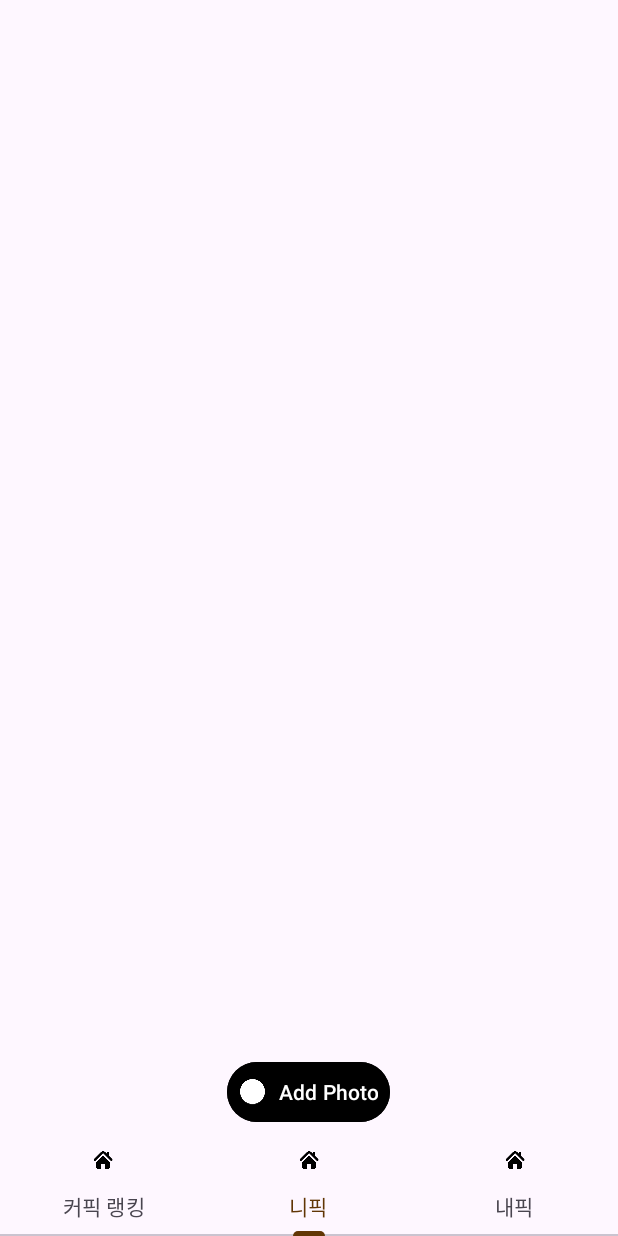
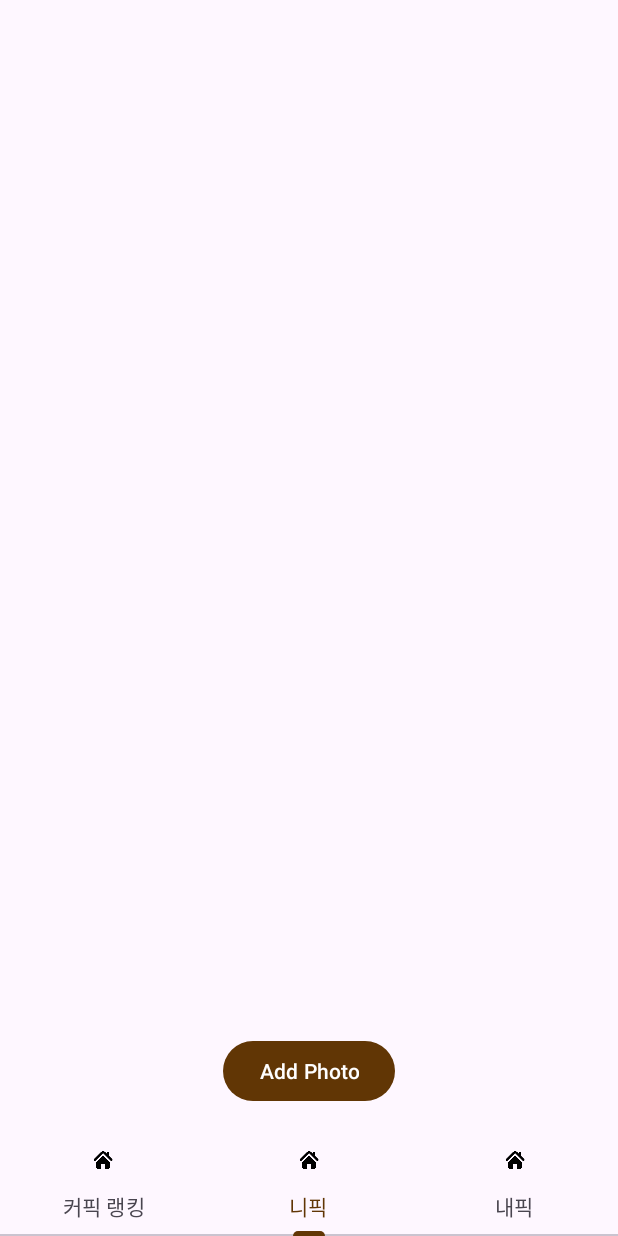
Before and after one commit to jieon814/madcamp_w1, an Android app: the screen it shows after launch (MainActivity), item 2 of the bottom bar chosen, on a phone screen of 412 x 824 dp. Run offline under Robolectric (Android 15) with nearby library versions, the phone set to English and light mode, and no system bars.

Commit message:
vertical space error

```diff
--- a/app/build.gradle.kts
+++ b/app/build.gradle.kts
@@ -37,6 +37,7 @@ android {
 
 dependencies {
 
+    implementation("com.github.bumptech.glide:glide:4.15.1")
     implementation("androidx.viewpager2:viewpager2:1.1.0-beta01")
     implementation("com.google.android.material:material:1.12.0")
     implementation(libs.androidx.core.ktx)
--- a/app/src/main/java/com/example/myapplication/Tab2.kt
+++ b/app/src/main/java/com/example/myapplication/Tab2.kt
@@ -6,6 +6,7 @@ import android.content.Intent
 import android.net.Uri
 import android.os.Bundle
 import android.provider.MediaStore
+import android.util.Log
 import android.view.View
 import android.widget.Button
 import android.widget.Toast
@@ -23,17 +24,30 @@ class Tab2 : Fragment(R.layout.fragment_tab2) {
     private val pickImageRequestCode = 100
 
     private val photoList = mutableListOf<Uri>() // 사진 URI를 저장하는 리스트
+    private lateinit var photoAdapter: PhotoAdapter
 
+    // UI 요소 초기화 및 이벤트 리스너 설정
     override fun onViewCreated(view: View, savedInstanceState: Bundle?) {
         super.onViewCreated(view, savedInstanceState)
 
         recyclerView = view.findViewById(R.id.recyclerView)
         addPhotoButton = view.findViewById(R.id.addPhotoButton)
 
-        // RecyclerView 설정
-        recyclerView.layoutManager = GridLayoutManager(requireContext(), 3) // 3열 그리드
-        val photoAdapter = PhotoAdapter(photoList)
+        // RecyclerView 간격 설정
+        val spacing = resources.getDimensionPixelSize(R.dimen.recycler_view_spacing) // 0.4dp
+        //recyclerView.addItemDecoration(GridSpacingItemDecoration(3, spacing))
+        recyclerView.addItemDecoration(VerticalItemDecorator( spacing))
+        recyclerView.layoutManager =
+            GridLayoutManager(requireContext(), 3, RecyclerView.VERTICAL, false) // 3열 그리드
+
+        // RecyclerView 어댑터 설정
+        photoAdapter = PhotoAdapter(photoList)
         recyclerView.adapter = photoAdapter
+
+        // 초기 스크롤 위치 설정
+        recyclerView.post {
+            recyclerView.scrollToPosition(0)
+        }
 
         // 사진 추가 버튼 클릭 리스너
         addPhotoButton.setOnClickListener {
@@ -46,9 +60,13 @@ class Tab2 : Fragment(R.layout.fragment_tab2) {
         super.onResume()
 
         // 저장된 사진을 로드하여 RecyclerView 업데이트
-        photoList.clear() // 기존 목록 초기화
-        photoList.addAll(getSavedImages()) // 저장된 사진 추가
-        recyclerView.adapter?.notifyDataSetChanged() // RecyclerView 업데이트
+        val savedImages = getSavedImages()
+        if (photoList != savedImages) { // 기존 리스트와 비교하여 업데이트
+            photoList.clear()
+            photoList.addAll(savedImages)
+            photoAdapter.notifyDataSetChanged()
+            Log.d("RecyclerView", "RecyclerView updated with saved images")
+        }
     }
 
     override fun onActivityResult(requestCode: Int, resultCode: Int, data: Intent?) {
@@ -58,10 +76,12 @@ class Tab2 : Fragment(R.layout.fragment_tab2) {
             selectedImageUri?.let {
                 // 선택한 이미지를 저장
                 val fileName = "image_${System.currentTimeMillis()}.jpg"
-                val isSaved = saveImageToInternalStorage(it, fileName)
+                val isSaved = saveImageToInternalStorage(it, fileName) // 로컬 저장소에 저장
                 if (isSaved) {
-                    photoList.add(Uri.fromFile(File(requireContext().filesDir, fileName)))
-                    recyclerView.adapter?.notifyDataSetChanged()
+                    val newUri = Uri.fromFile(File(requireContext().filesDir, fileName))
+                    photoList.add(0, newUri) // 맨 앞에 추가
+                    photoAdapter.notifyItemInserted(0) // 특정 항목 갱신
+                    recyclerView.scrollToPosition(0) // 맨 위로 스크롤
                     Toast.makeText(requireContext(), "Photo added!", Toast.LENGTH_SHORT).show()
                 } else {
                     Toast.makeText(requireContext(), "Failed to save photo", Toast.LENGTH_SHORT).show()
@@ -79,10 +99,11 @@ class Tab2 : Fragment(R.layout.fragment_tab2) {
             inputStream?.copyTo(outputStream)
             inputStream?.close()
             outputStream.close()
-
+            Log.d("SaveImage", "File saved at: ${file.absolutePath}")
             true
         } catch (e: Exception) {
             e.printStackTrace()
+            Log.e("SaveImage", "Failed to save image", e)
             false
         }
     }
@@ -90,6 +111,7 @@ class Tab2 : Fragment(R.layout.fragment_tab2) {
     private fun getSavedImages(): List<Uri> {
         val directory = requireContext().filesDir
         val files = directory.listFiles()?.filter { it.extension == "jpg" } ?: emptyList()
+        files.forEach { Log.d("GetSavedImages", "File found: ${it.absolutePath}") }
         return files.map { Uri.fromFile(it) }
     }
 }
--- /dev/null
+++ b/app/src/main/java/com/example/myapplication/VerticalItemDecorator.kt
@@ -0,0 +1,18 @@
+package com.example.myapplication
+
+import android.graphics.Rect
+import android.view.View
+import androidx.recyclerview.widget.RecyclerView
+
+class VerticalItemDecorator(var divHeight: Int): RecyclerView.ItemDecoration() {
+    override fun getItemOffsets(
+        outRect: Rect,
+        view: View,
+        parent: RecyclerView,
+        state: RecyclerView.State
+    ) {
+        super.getItemOffsets(outRect, view, parent, state)
+        outRect.top = divHeight
+        outRect.bottom = divHeight
+    }
+}
--- a/app/src/main/res/layout/fragment_tab2.xml
+++ b/app/src/main/res/layout/fragment_tab2.xml
@@ -1,40 +1,26 @@
-<?xml version="1.0" encoding="utf-8"?>
-<RelativeLayout xmlns:android="http://schemas.android.com/apk/res/android"
+<androidx.constraintlayout.widget.ConstraintLayout
+    xmlns:android="http://schemas.android.com/apk/res/android"
+    xmlns:app="http://schemas.android.com/apk/res-auto"
     android:layout_width="match_parent"
-    android:layout_height="match_parent"
-    xmlns:app="http://schemas.android.com/apk/res-auto"
-    android:gravity="center"
-    android:orientation="vertical">
+    android:layout_height="match_parent">
+
     <androidx.recyclerview.widget.RecyclerView
         android:id="@+id/recyclerView"
-        android:layout_width="match_parent"
-        android:layout_height="match_parent"
-        android:padding="8dp"
-        android:clipToPadding="false" />
+        android:layout_width="0dp"
+        android:layout_height="wrap_content"
+        app:layout_constraintTop_toTopOf="parent"
+        app:layout_constraintBottom_toTopOf="@id/addPhotoButton"
+        app:layout_constraintStart_toStartOf="parent"
+        app:layout_constraintEnd_toEndOf="parent"
+        android:clipToPadding="true" />
 
     <com.google.android.material.button.MaterialButton
         android:id="@+id/addPhotoButton"
         android:layout_width="wrap_content"
         android:layout_height="wrap_content"
-        android:layout_alignParentBottom="true"
-        android:layout_centerHorizontal="true"
+        android:layout_marginBottom="14dp"
         android:text="Add Photo"
-        android:padding="8dp"
-        android:backgroundTint="@color/black"
-        android:textColor="@android:color/white"
-        app:icon="@drawable/ic_my_page_round"/>
-
-<!--    <Button-->
-<!--        android:id = "@+id/addPhotoButton"-->
-<!--        android:layout_width="wrap_content"-->
-<!--        android:layout_height="wrap_content"-->
-<!--        android:layout_alignParentBottom = "true"-->
-<!--        android:layout_centerHorizontal = "true"-->
-<!--        android:text="Add Photo"-->
-<!--        android:padding="8dp"-->
-<!--        android:background="@color/black"-->
-<!--        android:textColor="@android:color/white"-->
-<!--        app:strokeWidth="2dp"-->
-<!--        app:strokeColor="@android:color/white"-->
-<!--        />-->
-</RelativeLayout>
+        app:layout_constraintBottom_toBottomOf="parent"
+        app:layout_constraintStart_toStartOf="parent"
+        app:layout_constraintEnd_toEndOf="parent" />
+</androidx.constraintlayout.widget.ConstraintLayout>
--- /dev/null
+++ b/app/src/main/res/values/dimens.xml
@@ -0,0 +1,6 @@
+<?xml version="1.0" encoding="utf-8"?>
+<resources>
+
+    <dimen name="recycler_view_spacing">0.4dp</dimen>
+
+</resources>
```
Also changed, not shown: app/src/main/java/com/example/myapplication/GridSpacingItemDecoration.kt (added, +19 -0 lines), app/src/main/java/com/example/myapplication/PhotoAdapter.kt (+7 -3 lines), app/src/main/res/layout/item_photo.xml (+13 -9 lines).
